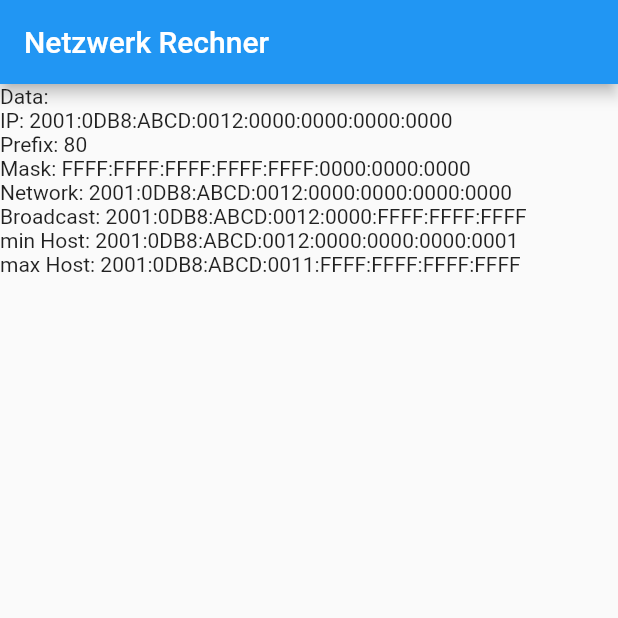
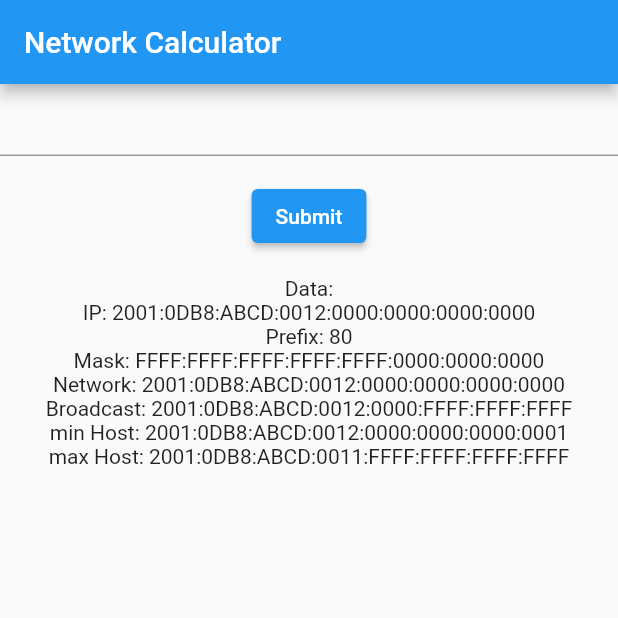
Before and after one commit to Malte2036/networkcalculator, a Flutter app: the screen it shows after launch, on a phone screen of 412 x 824 dp, the top half of it. Run offline on Flutter 3.47's test engine with Material 2 defaults, Android fonts, the light colour scheme and no system bars.

Commit message:
Rename: NetzwerkRechner to NetworkCalculator

```diff
--- a/lib/data/IPv6Address.dart
+++ b/lib/data/IPv6Address.dart
@@ -1,4 +1,4 @@
-import 'package:netzwerkrechner/data/IPMath.dart';
+import 'package:networkcalculator/data/IPMath.dart';
 
 class IPv6Address {
   IPv6Address(List<String> ipv6List) {
--- a/lib/data/NetworkMask.dart
+++ b/lib/data/NetworkMask.dart
@@ -1,4 +1,4 @@
-import 'package:netzwerkrechner/data/IPv6Address.dart';
+import 'package:networkcalculator/data/IPv6Address.dart';
 
 class NetworkMask {
   NetworkMask(String iPv6AddressString, int prefix) {
--- a/lib/main.dart
+++ b/lib/main.dart
@@ -1,13 +1,7 @@
 import 'package:flutter/material.dart';
-import 'package:netzwerkrechner/data/IPv6Address.dart';
-import 'package:netzwerkrechner/data/NetworkMask.dart';
-import 'package:netzwerkrechner/screens/networkManagerMainScreen.dart';
+import 'package:networkcalculator/screens/networkManagerMainScreen.dart';
 
 void main() {
-  /*IPv6Address iPv6Address = IPv6Address.fromIPString("2001:0DB8:ABCD:0012:0000:0000:0000:0000");
-  NetworkMask networkMask = new NetworkMask(iPv6Address, 80);
-
-  print(networkMask.printNetworkMask());*/
   runApp(MyApp());
 }
 
@@ -16,7 +10,7 @@ class MyApp extends StatelessWidget {
   @override
   Widget build(BuildContext context) {
     return MaterialApp(
-      title: 'NetzwerkRechner',
+      title: 'Network Calculator',
       debugShowCheckedModeBanner: false,
       theme: ThemeData(
         primarySwatch: Colors.blue,
--- a/lib/screens/networkManagerMainScreen.dart
+++ b/lib/screens/networkManagerMainScreen.dart
@@ -1,7 +1,7 @@
 import 'package:flutter/material.dart';
 import 'package:flutter/widgets.dart';
-import 'package:netzwerkrechner/widgets/calculateNetworkMaskFormWidget.dart';
-import 'package:netzwerkrechner/widgets/networkMaskInfoWidget.dart';
+import 'package:networkcalculator/widgets/calculateNetworkMaskFormWidget.dart';
+import 'package:networkcalculator/widgets/networkMaskInfoWidget.dart';
 
 class NetworkManagerMainScreen extends StatefulWidget {
   @override
@@ -14,9 +14,17 @@ class _NetworkManagerMainScreenState extends State<NetworkManagerMainScreen> {
   Widget build(BuildContext context) {
     return Scaffold(
       appBar: AppBar(
-        title: Text("Netzwerk Rechner"),
+        title: Text("Network Calculator"),
       ),
-      body: NetworkMaskInfoWidget(),
+      body: Container(
+        child:
+            ListView(
+              children: [
+                CalculateNetworkMaskFormWidget(),
+                NetworkMaskInfoWidget()
+              ],
+            ),
+      ),
     );
   }
 }
--- a/lib/widgets/networkMaskInfoWidget.dart
+++ b/lib/widgets/networkMaskInfoWidget.dart
@@ -1,6 +1,5 @@
 import 'package:flutter/widgets.dart';
-import 'package:netzwerkrechner/data/IPv6Address.dart';
-import 'package:netzwerkrechner/data/NetworkMask.dart';
+import 'package:networkcalculator/data/NetworkMask.dart';
 
 class NetworkMaskInfoWidget extends StatefulWidget {
   @override
@@ -13,7 +12,7 @@ class _NetworkMaskInfoWidgetState extends State<NetworkMaskInfoWidget> {
 
   @override
   Widget build(BuildContext context) {
-    return new ListView(
+    return new Column(
       children: [
         Text("Data:"),
         Text("IP: " + networkMask.getIPv6Address().getIPString()),
--- a/pubspec.yaml
+++ b/pubspec.yaml
@@ -1,4 +1,4 @@
-name: netzwerkrechner
+name: networkcalculator
 description: A new Flutter project.
 
 # The following line prevents the package from being accidentally published to
```
Also changed, not shown: lib/widgets/calculateNetworkMaskFormWidget.dart (+5 -10 lines), 1 other file.
